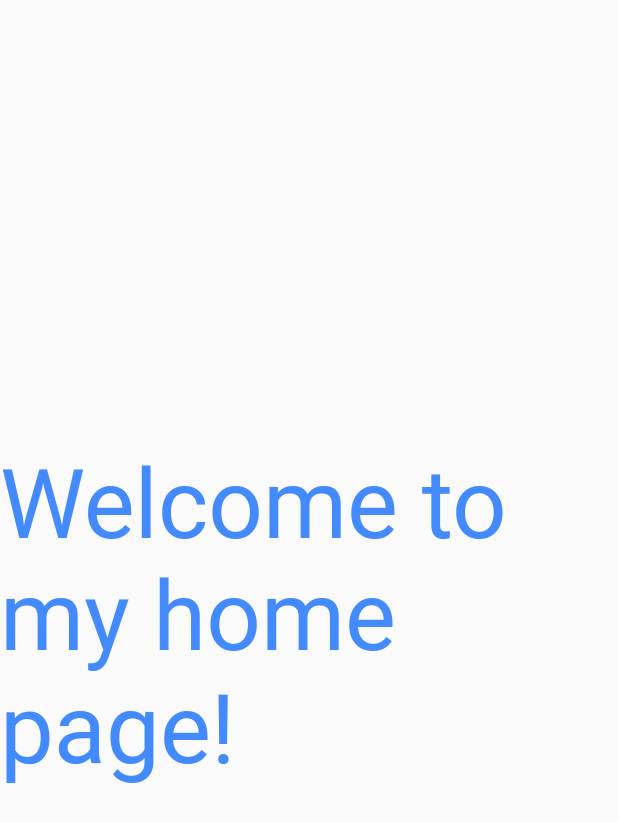
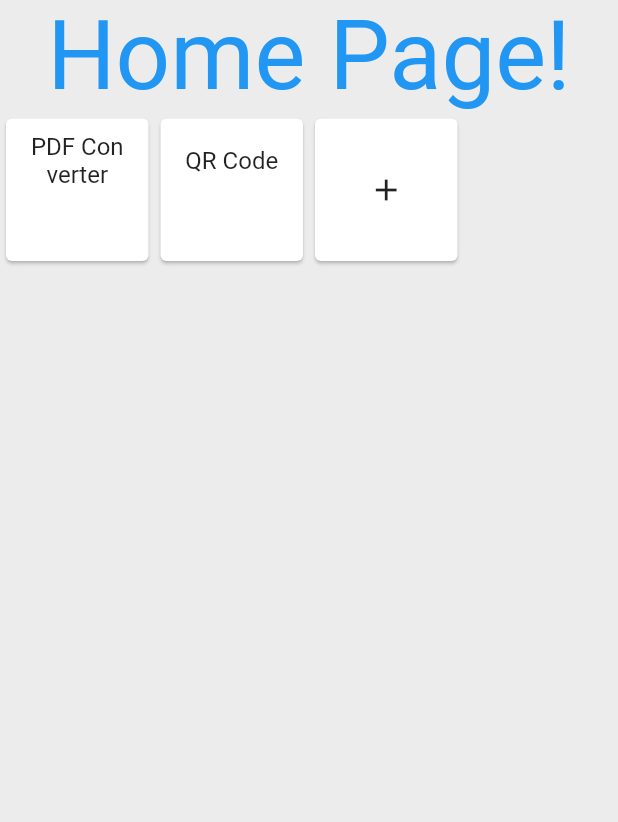
Before and after one commit to Mopriestt/home-page, a Flutter app: the screen it shows after launch, on a phone screen of 412 x 824 dp. Shown: the top 822 px of the screen. Run offline on Flutter 3.47's test engine with Material 2 defaults, Android fonts, the phone set to English and light mode, and no system bars.

Commit message:
Home page.

```diff
--- /dev/null
+++ b/lib/grid_card.dart
@@ -0,0 +1,12 @@
+import 'package:flutter/material.dart';
+
+class GridCard extends StatelessWidget {
+  final Widget child;
+  final VoidCallback onClick;
+  const GridCard({super.key, required this.child, required this.onClick});
+
+  @override
+  Widget build(BuildContext context) {
+    return GestureDetector(onTap: onClick, child: Card(child: child));
+  }
+}
--- /dev/null
+++ b/lib/home_page.dart
@@ -0,0 +1,75 @@
+import 'package:flutter/material.dart';
+import 'package:home_page/grid_card.dart';
+
+class HomePage extends StatefulWidget {
+  const HomePage({super.key});
+
+  @override
+  State<HomePage> createState() => _HomePageState();
+}
+
+class _HomePageState extends State<HomePage> {
+  final _features = <Widget>[];
+
+  void showComingSoon(BuildContext context) {
+    ScaffoldMessenger.of(context).hideCurrentSnackBar();
+    ScaffoldMessenger.of(context).showSnackBar(const SnackBar(
+      content: Text('Coming soon'),
+      duration: Duration(seconds: 1),
+    ));
+  }
+
+  Widget _buildPdfToolGrid(BuildContext context) => GridCard(
+        onClick: () => showComingSoon(context),
+        child: const ListTile(
+          title: Text('PDF Converter', textAlign: TextAlign.center),
+        ),
+      );
+
+  Widget _buildQRToolGrid(BuildContext context) => GridCard(
+        onClick: () => showComingSoon(context),
+        child: const ListTile(
+          title: Text('QR Code', textAlign: TextAlign.center),
+        ),
+      );
+
+  Widget _buildAddMoreCard(BuildContext context) => GridCard(
+        onClick: () =>
+            setState(() {
+              _features.add(_buildAddMoreCard(context));
+            }),
+        child: const Icon(Icons.add),
+      );
+
+  Widget _buildGrids(BuildContext context) {
+    return GridView.count(
+      crossAxisCount: 4,
+      children: _features,
+    );
+  }
+
+  @override
+  Widget build(BuildContext context) {
+    if (_features.isEmpty) {
+      _features.addAll([
+        _buildPdfToolGrid(context),
+        _buildQRToolGrid(context),
+        _buildAddMoreCard(context),
+      ]);
+    }
+    return Scaffold(
+      backgroundColor: Colors.grey.withOpacity(0.2),
+      body: Center(
+        child: Column(
+          children: [
+            const Text(
+              'Home Page!',
+              style: TextStyle(fontSize: 64, color: Colors.blue),
+            ),
+            Expanded(child: SizedBox(width: 500, child: _buildGrids(context))),
+          ],
+        ),
+      ),
+    );
+  }
+}
--- a/lib/main.dart
+++ b/lib/main.dart
@@ -1,35 +1,7 @@
 import 'package:flutter/material.dart';
 
+import 'home_page.dart';
+
 void main() {
-  runApp(const MyApp());
+  runApp(const MaterialApp(home: HomePage()));
 }
-
-class MyApp extends StatelessWidget {
-  const MyApp({super.key});
-
-  @override
-  Widget build(BuildContext context) {
-    return const MaterialApp(home: MyHomePage());
-  }
-}
-
-class MyHomePage extends StatefulWidget {
-  const MyHomePage({super.key});
-
-  @override
-  State<MyHomePage> createState() => _MyHomePageState();
-}
-
-class _MyHomePageState extends State<MyHomePage> {
-  @override
-  Widget build(BuildContext context) {
-    return const Scaffold(
-      body: Center(
-        child: Text(
-          'Welcome to my home page!',
-          style: TextStyle(fontSize: 64, color: Colors.blueAccent),
-        ),
-      ),
-    );
-  }
-}
```
Also changed, not shown: 1 other file.
